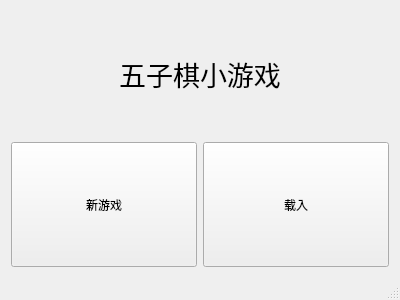
Before: the Qt Designer form FiveChess.ui in alphagocc/FiveChess-, drawn with Qt 5.
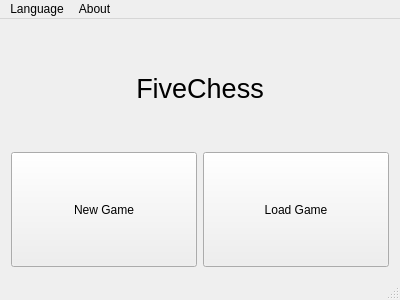
After: the same form once the commit is applied. Icons and pictures are not drawn.

```diff
--- a/FiveChess.ui
+++ b/FiveChess.ui
@@ -35,7 +35,7 @@
        </sizepolicy>
       </property>
       <property name="text">
-       <string>新游戏</string>
+       <string>New Game</string>
       </property>
      </widget>
     </item>
@@ -48,7 +48,7 @@
        </sizepolicy>
       </property>
       <property name="text">
-       <string>载入</string>
+       <string>Load Game</string>
       </property>
      </widget>
     </item>
@@ -60,7 +60,7 @@
        </font>
       </property>
       <property name="text">
-       <string>五子棋小游戏</string>
+       <string>FiveChess</string>
       </property>
       <property name="alignment">
        <set>Qt::AlignCenter</set>
@@ -78,6 +78,20 @@
      <height>23</height>
     </rect>
    </property>
+   <widget class="QMenu" name="menuLang">
+    <property name="title">
+     <string>Language</string>
+    </property>
+    <addaction name="actionEnglish"/>
+    <addaction name="actionChinese"/>
+   </widget>
+   <widget class="QMenu" name="menuAbout">
+    <property name="title">
+     <string>About</string>
+    </property>
+   </widget>
+   <addaction name="menuLang"/>
+   <addaction name="menuAbout"/>
   </widget>
   <widget class="QStatusBar" name="statusBar"/>
  </widget>
```
Left out of the diff: 18 changed lines with no effect on the pictures.
